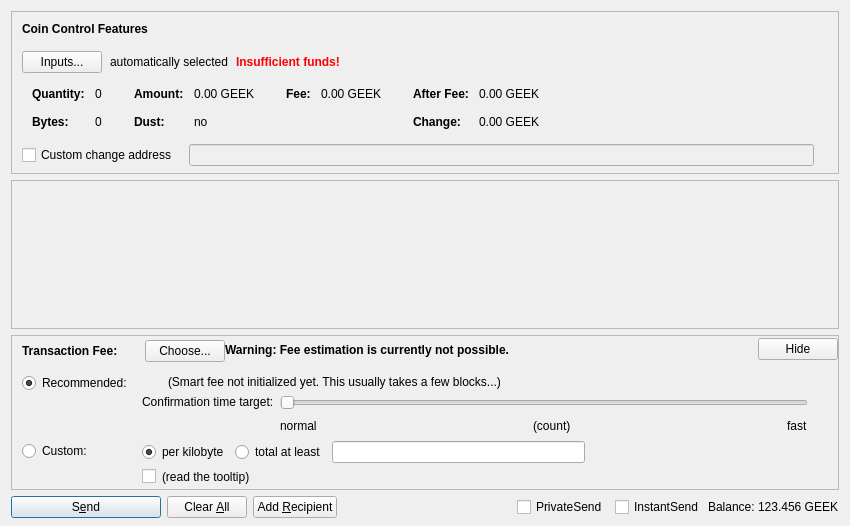
Above: src/qt/forms/sendcoinsdialog.ui from blazegeek/blaze before the change. Below: the same form after it.
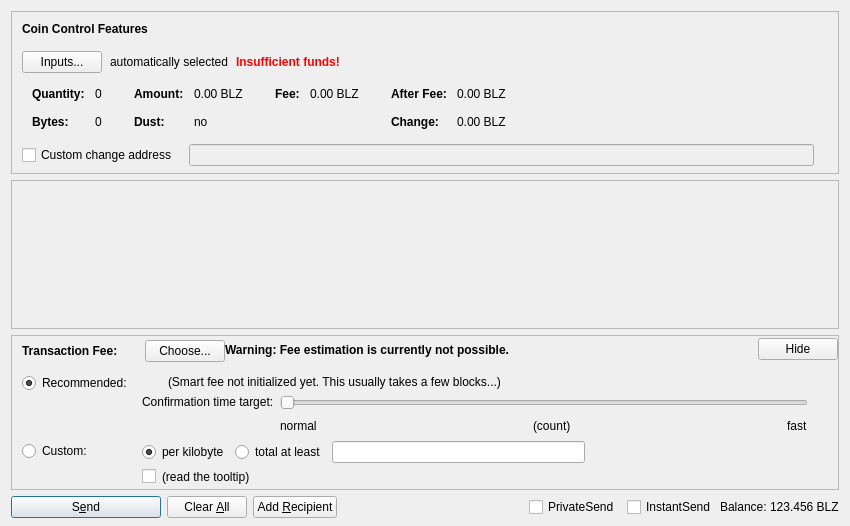
That is the form after the change. Custom widgets are drawn as their Qt base class.

Commit message: Handles migrating the currency symbol from GEEK to BLZ

The edit to the form file:
```diff
--- a/src/qt/forms/sendcoinsdialog.ui
+++ b/src/qt/forms/sendcoinsdialog.ui
@@ -324,7 +324,7 @@
                   <enum>Qt::ActionsContextMenu</enum>
                  </property>
                  <property name="text">
-                  <string notr="true">0.00 GEEK</string>
+                  <string notr="true">0.00 BLZ</string>
                  </property>
                  <property name="textInteractionFlags">
                   <set>Qt::LinksAccessibleByMouse|Qt::TextSelectableByKeyboard|Qt::TextSelectableByMouse</set>
@@ -404,7 +404,7 @@
                   <enum>Qt::ActionsContextMenu</enum>
                  </property>
                  <property name="text">
-                  <string notr="true">0.00 GEEK</string>
+                  <string notr="true">0.00 BLZ</string>
                  </property>
                  <property name="textInteractionFlags">
                   <set>Qt::LinksAccessibleByMouse|Qt::TextSelectableByKeyboard|Qt::TextSelectableByMouse</set>
@@ -455,7 +455,7 @@
                   <enum>Qt::ActionsContextMenu</enum>
                  </property>
                  <property name="text">
-                  <string notr="true">0.00 GEEK</string>
+                  <string notr="true">0.00 BLZ</string>
                  </property>
                  <property name="textInteractionFlags">
                   <set>Qt::LinksAccessibleByMouse|Qt::TextSelectableByKeyboard|Qt::TextSelectableByMouse</set>
@@ -484,7 +484,7 @@
                   <enum>Qt::ActionsContextMenu</enum>
                  </property>
                  <property name="text">
-                  <string notr="true">0.00 GEEK</string>
+                  <string notr="true">0.00 BLZ</string>
                  </property>
                  <property name="textInteractionFlags">
                   <set>Qt::LinksAccessibleByMouse|Qt::TextSelectableByKeyboard|Qt::TextSelectableByMouse</set>
@@ -1326,7 +1326,7 @@
           <cursorShape>IBeamCursor</cursorShape>
          </property>
          <property name="text">
-          <string notr="true">123.456 GEEK</string>
+          <string notr="true">123.456 BLZ</string>
          </property>
          <property name="textInteractionFlags">
           <set>Qt::LinksAccessibleByMouse|Qt::TextSelectableByKeyboard|Qt::TextSelectableByMouse</set>
```
The commit also changes 43 other files.
